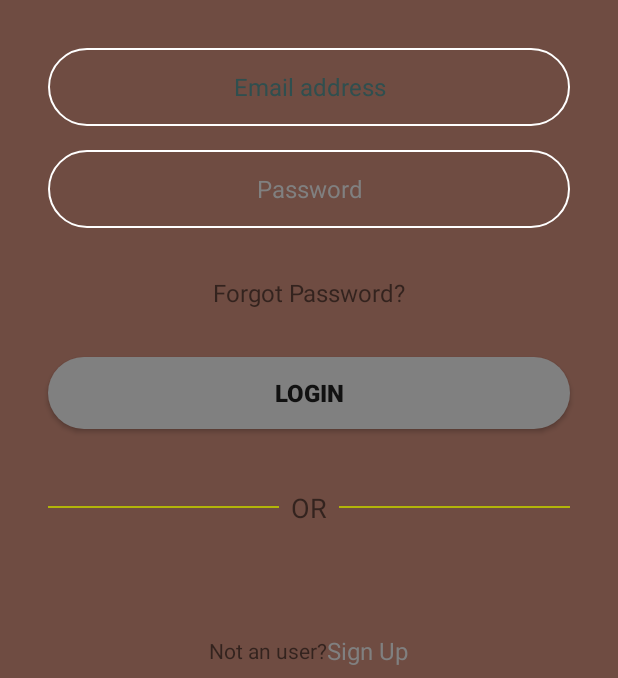
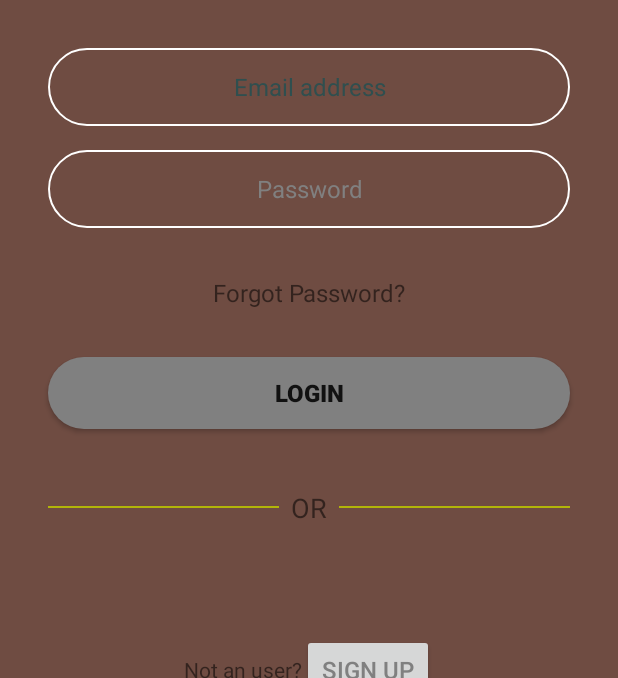
Before and after one commit to yrakesh101/TechFreelancers, an Android app: the screen it shows after launch (loginActivity), on a phone screen of 412 x 824 dp, the part 558-1236 px from its top. Run offline under Robolectric (Android 15) with nearby library versions, the phone set to English and light mode, and no system bars.

Commit message:
resolved the bug

```diff
--- a/app/src/main/AndroidManifest.xml
+++ b/app/src/main/AndroidManifest.xml
@@ -27,9 +27,6 @@
             android:name=".searchActivity"
             android:exported="false" />
         <activity
-            android:name=".homepageActivity"
-            android:exported="false" />
-        <activity
             android:name=".loginActivity"
             android:exported="true">
             <intent-filter>
--- a/app/src/main/java/com/example/techfreelancers/loginActivity.java
+++ b/app/src/main/java/com/example/techfreelancers/loginActivity.java
@@ -1,5 +1,5 @@
 package com.example.techfreelancers;
-
+import androidx.appcompat.widget.AppCompatButton;
 import android.content.Intent;
 import android.os.Bundle;
 import android.widget.Button;
@@ -8,6 +8,7 @@
 
 import androidx.activity.EdgeToEdge;
 import androidx.appcompat.app.AppCompatActivity;
+import androidx.appcompat.widget.AppCompatButton;
 import androidx.core.graphics.Insets;
 import androidx.core.view.ViewCompat;
 import androidx.core.view.WindowInsetsCompat;
@@ -53,10 +54,10 @@
         loginBinding.emailEditText.setText("hello@gmail.com");
         loginBinding.passwordEditText.setText("hellohello");
 
-        Button loginButton = findViewById(R.id.loginButton);
+        AppCompatButton loginButton = findViewById(R.id.loginButton);
         loginButton.setOnClickListener(view -> doUserLogin());
 
-        Button signupButton = findViewById(R.id.signupButton);
+        AppCompatButton signupButton = findViewById(R.id.signupButton);
         signupButton.setOnClickListener(view -> {
             Intent intent = new Intent(loginActivity.this, signupActivity.class);
             startActivity(intent);
--- a/app/src/main/res/layout/activity_login.xml
+++ b/app/src/main/res/layout/activity_login.xml
@@ -1,5 +1,6 @@
 <?xml version="1.0" encoding="utf-8"?>
-<androidx.constraintlayout.widget.ConstraintLayout xmlns:android="http://schemas.android.com/apk/res/android"
+<androidx.constraintlayout.widget.ConstraintLayout
+    xmlns:android="http://schemas.android.com/apk/res/android"
     xmlns:app="http://schemas.android.com/apk/res-auto"
     xmlns:tools="http://schemas.android.com/tools"
     android:id="@+id/main"
@@ -11,7 +12,6 @@
     <ScrollView
         android:layout_width="match_parent"
         android:layout_height="match_parent">
-
 
         <LinearLayout
             android:layout_width="match_parent"
@@ -41,10 +41,6 @@
                     android:textColor="@color/black"
                     android:textSize="45sp"
                     android:textStyle="bold" />
-
-
-
-
             </LinearLayout>
 
             <EditText
@@ -169,7 +165,7 @@
                     android:layout_height="wrap_content"
                     android:text="Not an user?" />
 
-                <TextView
+                <androidx.appcompat.widget.AppCompatButton
                     android:id="@+id/signupButton"
                     android:layout_width="wrap_content"
                     android:layout_height="wrap_content"
@@ -179,50 +175,6 @@
                     />
             </LinearLayout>
 
-
         </LinearLayout>
     </ScrollView>
-
-<!--    <EditText-->
-<!--        android:id="@+id/emailEditText"-->
-<!--        android:layout_width="347dp"-->
-<!--        android:layout_height="48dp"-->
-<!--        android:background="@drawable/round_edit_text"-->
-<!--        android:hint="Enter your email"-->
-<!--        android:inputType="textEmailAddress"-->
-<!--        android:padding="10dp"-->
-<!--        android:textColor="@android:color/black"-->
-<!--        android:textColorHint="@android:color/darker_gray"-->
-<!--        tools:layout_editor_absoluteX="32dp"-->
-<!--        tools:layout_editor_absoluteY="400dp" />-->
-
-<!--    <EditText-->
-<!--        android:id="@+id/passwordEditText"-->
-<!--        android:layout_width="347dp"-->
-<!--        android:layout_height="48dp"-->
-<!--        android:background="@drawable/round_edit_text"-->
-<!--        android:hint="Enter your password"-->
-<!--        android:inputType="textPassword"-->
-<!--        android:padding="10dp"-->
-<!--        android:textColor="@android:color/black"-->
-<!--        android:textColorHint="@android:color/darker_gray"-->
-<!--        tools:layout_editor_absoluteX="32dp"-->
-<!--        tools:layout_editor_absoluteY="464dp" />-->
-
-<!--    <Button-->
-<!--        android:id="@+id/loginButton"-->
-<!--        android:layout_width="343dp"-->
-<!--        android:layout_height="50dp"-->
-<!--        android:text="Login"-->
-<!--        tools:layout_editor_absoluteX="34dp"-->
-<!--        tools:layout_editor_absoluteY="544dp" />-->
-
-<!--    <Button-->
-<!--        android:id="@+id/signupButton"-->
-<!--        android:layout_width="337dp"-->
-<!--        android:layout_height="56dp"-->
-<!--        android:text="Sign Up"-->
-<!--        tools:layout_editor_absoluteX="37dp"-->
-<!--        tools:layout_editor_absoluteY="610dp" />-->
-
 </androidx.constraintlayout.widget.ConstraintLayout>
```
Also changed, not shown: app/src/main/java/com/example/techfreelancers/homepageActivity.java (deleted, +0 -24 lines).
